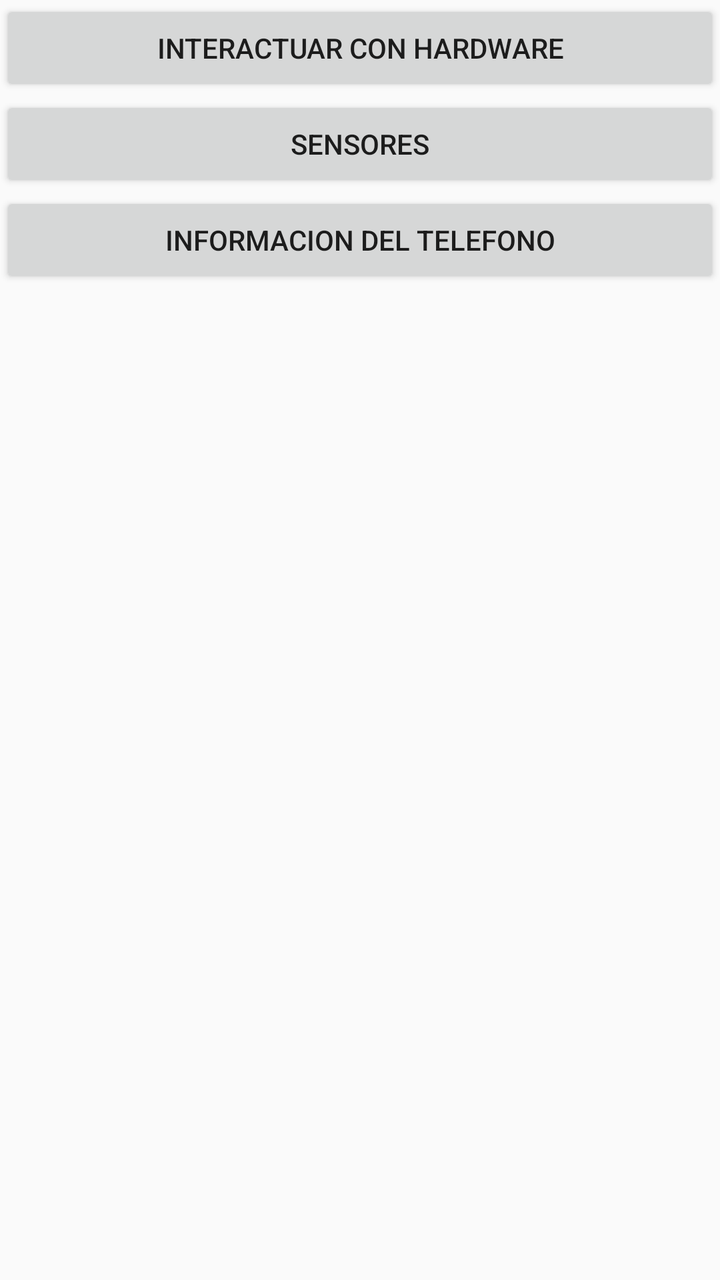
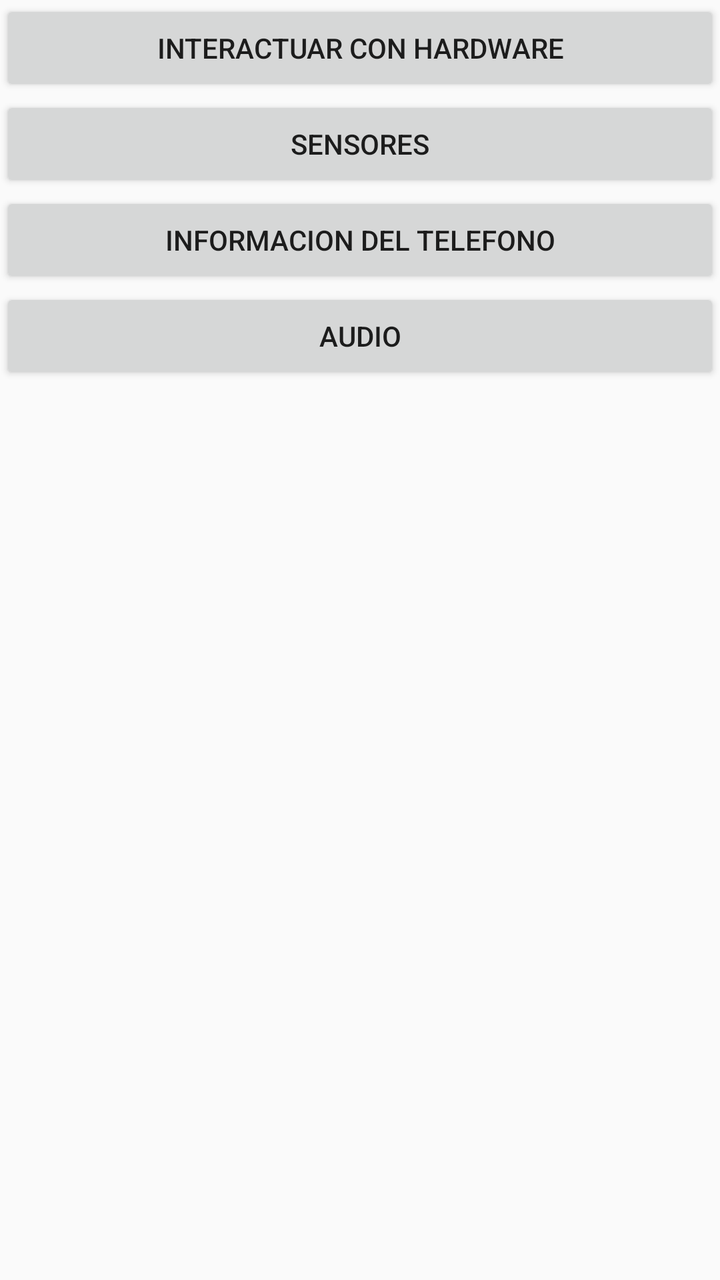

Before-and-after screenshots of an Android layout around one commit, followed by the original layout XML and the change that was made.
<!-- AndroidManifest.xml: application theme Theme.SenseApp -->
<!-- res/layout/activity_main.xml -->
<?xml version="1.0" encoding="utf-8"?>
<LinearLayout xmlns:android="http://schemas.android.com/apk/res/android"
    xmlns:app="http://schemas.android.com/apk/res-auto"
    xmlns:tools="http://schemas.android.com/tools"
    android:id="@+id/main"
    android:orientation="vertical"
    android:layout_width="match_parent"
    android:layout_height="match_parent"
    tools:context=".MainActivity">

    <Button
        android:id="@+id/btnHardware"
        android:layout_width="match_parent"
        android:layout_height="wrap_content"
        android:text="Interactuar con Hardware" />

    <Button
        android:id="@+id/btnSensor"
        android:layout_width="match_parent"
        android:layout_height="wrap_content"
        android:text="Sensores" />

    <Button
        android:id="@+id/btnTelephony"
        android:layout_width="match_parent"
        android:layout_height="wrap_content"
        android:text="Informacion del telefono" />


</LinearLayout>
<!-- resources referenced by this layout -->
<resources>
  <style name="Theme.SenseApp" parent="Theme.AppCompat.Light.NoActionBar" />
</resources>

<!-- the commit's change to res/layout/activity_main.xml (unified diff, before → after) -->
@@ -26,5 +26,11 @@
         android:layout_height="wrap_content"
         android:text="Informacion del telefono" />
 
+    <Button
+        android:id="@+id/btnAudio"
+        android:layout_width="match_parent"
+        android:layout_height="wrap_content"
+        android:text="Audio" />
+
 
 </LinearLayout>
